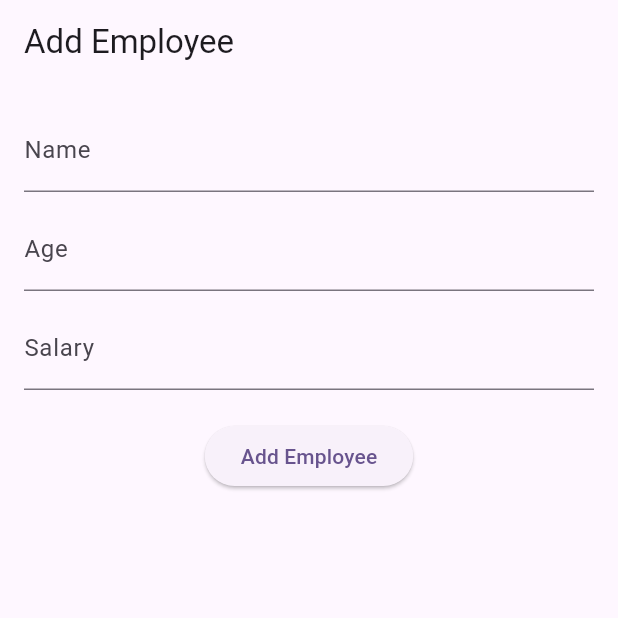
After one commit to JoyRahim/OstadProject-Exam, a Flutter app: the AddEmployeeScreen screen opened directly, on a phone screen of 412 x 824 dp, the top half of it. The commit adds this screen. Run offline on Flutter 3.47's test engine with Material 3 defaults, Android fonts, the phone set to English and light mode, and no system bars.

Commit message:
Live Test

```diff
--- /dev/null
+++ b/lib/exam_2/live_test_2.dart
@@ -0,0 +1,71 @@
+//Live Test 2
+import 'package:flutter/material.dart';
+
+void main() {
+  runApp(MyApp());
+}
+
+class MyApp extends StatelessWidget {
+  @override
+  Widget build(BuildContext context) {
+    return MaterialApp(
+      title: 'Employee Form',
+      debugShowCheckedModeBanner: false,
+      home: AddEmployeeScreen(),
+    );
+  }
+}
+
+class AddEmployeeScreen extends StatelessWidget {
+  final _formKey = GlobalKey<FormState>();
+
+  final TextEditingController nameController = TextEditingController();
+  final TextEditingController ageController = TextEditingController();
+  final TextEditingController salaryController = TextEditingController();
+
+  @override
+  Widget build(BuildContext context) {
+    return Scaffold(
+      appBar: AppBar(
+        title: Text('Add Employee'),
+      ),
+      body: Padding(
+        padding: const EdgeInsets.all(16.0),
+        child: Form(
+          key: _formKey,
+          child: Column(
+            children: [
+              TextFormField(
+                controller: nameController,
+                decoration: InputDecoration(labelText: 'Name'),
+              ),
+              SizedBox(height: 10),
+              TextFormField(
+                controller: ageController,
+                decoration: InputDecoration(labelText: 'Age'),
+                keyboardType: TextInputType.number,
+              ),
+              SizedBox(height: 10),
+              TextFormField(
+                controller: salaryController,
+                decoration: InputDecoration(labelText: 'Salary'),
+                keyboardType: TextInputType.number,
+              ),
+              SizedBox(height: 20),
+              ElevatedButton(
+                onPressed: () {
+                  // Add functionality here (optional)
+                  final name = nameController.text;
+                  final age = ageController.text;
+                  final salary = salaryController.text;
+                  print("Employee added: $name, Age: $age, Salary: $salary");
+                },
+                child: Text('Add Employee'),
+              ),
+            ],
+          ),
+        ),
+      ),
+    );
+  }
+}
```
Also changed, not shown: lib/exam_2/live_test.dart (+97 -0 lines).
